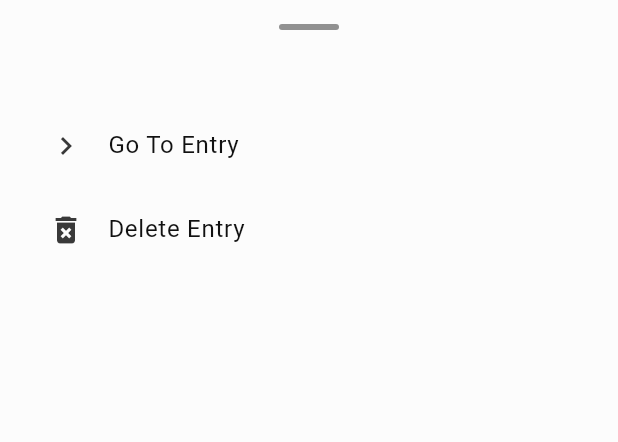
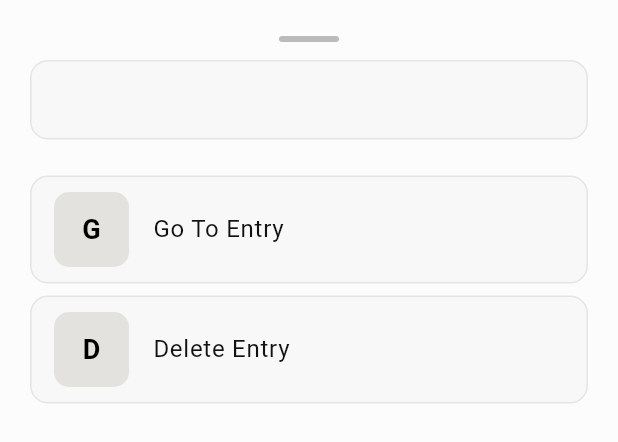
Before and after one commit to ika/Galatians, a Flutter app: the BottomSheetCacheWidget widget shown alone on an empty page, opened directly with empty values, on a phone screen of 412 x 824 dp. Shown: the top 442 px of the screen. Run offline on Flutter 3.47's test engine with Material 3 defaults, Android fonts, the phone set to English and light mode, and no system bars; our stand-ins replace flutter_bloc, flutter_html, hydrated_bloc, scrollable_positioned_list, share_plus, sqflite and 1 more; missing offline and left inert: sqlite3; accounts and stored records are empty; project files that could hold a hidden picture were left out.

Commit message:
Update bottom sheets design and fix SnackBar display
Co-authored-by: Junie <junie@jetbrains.com>

```diff
--- a/lib/cache/bottom.dart
+++ b/lib/cache/bottom.dart
@@ -13,80 +13,120 @@ class BottomSheetCacheWidget extends StatelessWidget {
   @override
   Widget build(BuildContext context) {
     final mq = MediaQuery.of(context);
+    final theme = Theme.of(context);
+    final colorScheme = theme.colorScheme;
+    const tileContentPadding = EdgeInsets.symmetric(
+      horizontal: 16,
+      vertical: 8,
+    );
+    const leadingSize = 50.0;
 
     return SafeArea(
-      top: false, // keep top area if you prefer
+      top: false,
       child: Container(
-        // Limit height so the sheet won't overflow the screen
-        constraints: BoxConstraints(
-          maxHeight: mq.size.height * 0.9,
-        ),
-        // Add background & shape consistent with modal sheet
+        constraints: BoxConstraints(maxHeight: mq.size.height * 0.9),
         decoration: BoxDecoration(
           color: Theme.of(context).canvasColor,
           borderRadius: const BorderRadius.vertical(top: Radius.circular(20)),
         ),
-        // Ensure content is scrollable and padded for keyboard
         child: SingleChildScrollView(
           padding: EdgeInsets.only(bottom: mq.viewInsets.bottom),
           child: Padding(
             padding: const EdgeInsets.fromLTRB(16, 16, 16, 24),
             child: Column(
               mainAxisSize: MainAxisSize.min,
-              // important to avoid unbounded height
               crossAxisAlignment: CrossAxisAlignment.stretch,
               children: [
-                // Drag handle
-                Center(
-                  child: Container(
-                    width: 40,
-                    height: 4,
-                    margin: const EdgeInsets.only(bottom: 12),
-                    decoration: BoxDecoration(
-                      color: Theme.of(context).dividerColor,
-                      borderRadius: BorderRadius.circular(2),
+                const BottomSheetDragHandle(),
+                Card(
+                  elevation: 0,
+                  shape: RoundedRectangleBorder(
+                    borderRadius: BorderRadius.circular(12),
+                    side: BorderSide(
+                      color: colorScheme.outlineVariant.withValues(alpha: 0.5),
+                    ),
+                  ),
+                  child: Padding(
+                    padding: const EdgeInsets.all(16),
+                    child: Text(
+                      model.text,
+                      textAlign: TextAlign.center,
+                      style: TextStyle(
+                        fontSize: 14,
+                        color: colorScheme.onSurfaceVariant,
                       ),
                     ),
                   ),
-
-                // Example body - replace with your actual content widgets
-                Text(model.text),
+                ),
                 const SizedBox(height: 16),
-
-                // Actions - wrap in Row with Flexible to avoid overflow
-                // Row(
-                //   children: [
-                //     Expanded(
-                //       child: ElevatedButton(
-                //         onPressed: () {
-                //           // example action
-                //           onReturnSuccess();
-                //           Navigator.of(context).pop();
-                //         },
-                //         child: const Text('Save'),
-                //       ),
-                //     ),
-                //     const SizedBox(width: 12),
-                //     Expanded(
-                //       child: OutlinedButton(
-                //         onPressed: () => Navigator.of(context).pop(),
-                //         child: const Text('Cancel'),
-                //       ),
-                //     ),
-                //   ],
-                // ),
-                ListTile(
-                  leading: const Icon(Icons.chevron_right),
+                // Go To Entry action
+                Card(
+                  elevation: 0,
+                  shape: RoundedRectangleBorder(
+                    borderRadius: BorderRadius.circular(12),
+                    side: BorderSide(
+                      color: colorScheme.outlineVariant.withValues(alpha: 0.5),
+                    ),
+                  ),
+                  child: ListTile(
+                    contentPadding: tileContentPadding,
+                    leading: Container(
+                      width: leadingSize,
+                      height: leadingSize,
+                      decoration: BoxDecoration(
+                        color: colorScheme.primaryContainer,
+                        borderRadius: BorderRadius.circular(10),
+                      ),
+                      child: Center(
+                        child: Text(
+                          'G',
+                          style: TextStyle(
+                            color: colorScheme.onPrimaryContainer,
+                            fontWeight: FontWeight.bold,
+                            fontSize: 18,
+                          ),
+                        ),
+                      ),
+                    ),
                     title: const Text('Go To Entry'),
                     onTap: () async {
                       Navigator.pop(context);
-                    context.read<ScrollBloc>().add(UpdateScroll(index: model.id! -1));
-
+                      context.read<ScrollBloc>().add(
+                            UpdateScroll(index: model.id! - 1),
+                          );
                       Navigator.pushNamed(context, '/root');
                     },
                   ),
-                ListTile(
-                  leading: const Icon(Icons.delete_forever),
+                ),
+                // Delete Entry action
+                Card(
+                  elevation: 0,
+                  shape: RoundedRectangleBorder(
+                    borderRadius: BorderRadius.circular(12),
+                    side: BorderSide(
+                      color: colorScheme.outlineVariant.withValues(alpha: 0.5),
+                    ),
+                  ),
+                  child: ListTile(
+                    contentPadding: tileContentPadding,
+                    leading: Container(
+                      width: leadingSize,
+                      height: leadingSize,
+                      decoration: BoxDecoration(
+                        color: colorScheme.primaryContainer,
+                        borderRadius: BorderRadius.circular(10),
+                      ),
+                      child: Center(
+                        child: Text(
+                          'D',
+                          style: TextStyle(
+                            color: colorScheme.onPrimaryContainer,
+                            fontWeight: FontWeight.bold,
+                            fontSize: 18,
+                          ),
+                        ),
+                      ),
+                    ),
                     title: const Text('Delete Entry'),
                     onTap: () async {
                       Navigator.pop(context);
@@ -101,7 +141,7 @@ class BottomSheetCacheWidget extends StatelessWidget {
                               () {
                                 if (context.mounted) {
                                   ScaffoldMessenger.of(context).showSnackBar(
-                                  SnackBar(
+                                    const SnackBar(
                                       content: Text('Entry Deleted!'),
                                     ),
                                   );
@@ -112,6 +152,7 @@ class BottomSheetCacheWidget extends StatelessWidget {
                         }
                       });
                     },
+                  ),
                 ),
               ],
             ),
@@ -127,13 +168,17 @@ class BottomSheetCacheWidget extends StatelessWidget {
         title: Text(title),
         actions: [
           TextButton(
-            child: Text('Yes',
-                style: const TextStyle(fontWeight: FontWeight.bold)),
+            child: const Text(
+              'Yes',
+              style: TextStyle(fontWeight: FontWeight.bold),
+            ),
             onPressed: () => Navigator.of(context).pop(true),
           ),
           TextButton(
-            child:
-                Text('No', style: const TextStyle(fontWeight: FontWeight.bold)),
+            child: const Text(
+              'No',
+              style: TextStyle(fontWeight: FontWeight.bold),
+            ),
             onPressed: () => Navigator.of(context).pop(false),
           ),
         ],
--- a/lib/cache/page.dart
+++ b/lib/cache/page.dart
@@ -1,6 +1,7 @@
 import 'dart:async';
 import 'package:flutter/material.dart';
 import 'package:flutter_bloc/flutter_bloc.dart';
+import 'package:galatians/main/page.dart';
 import '../cache/queries.dart';
 
 import '../bloc/bloc_scroll.dart';
--- a/lib/main/page.dart
+++ b/lib/main/page.dart
@@ -219,11 +219,10 @@ class MainPageState extends State<MainPage> {
       }
     }
   }
-
 }
 
-  class _BottomSheetDragHandle extends StatelessWidget {
-    const _BottomSheetDragHandle();
+class BottomSheetDragHandle extends StatelessWidget {
+  const BottomSheetDragHandle({super.key});
 
   @override
   Widget build(BuildContext context) {
@@ -242,5 +241,4 @@ class MainPageState extends State<MainPage> {
       ],
     );
   }
-
 }
```
Also changed, not shown: lib/main/bottom.dart (+33 -79 lines), lib/utils/utils.dart (line endings or trailing spaces), 1 other file. Lines whose indentation alone changed are shown as unchanged.
